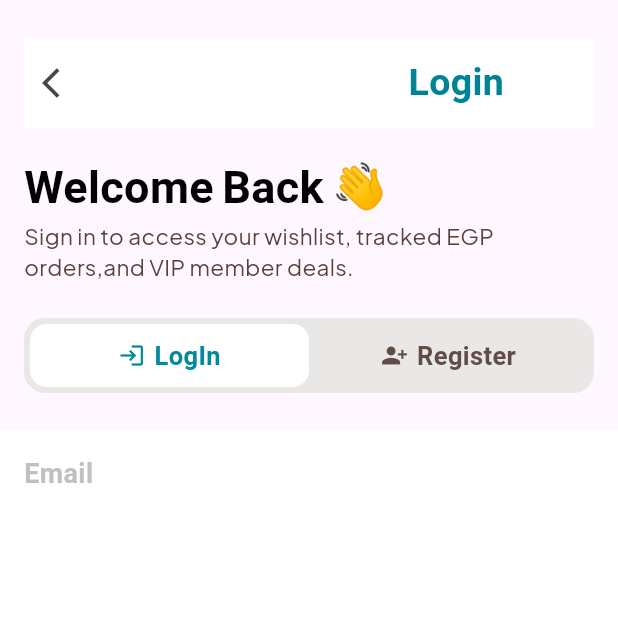
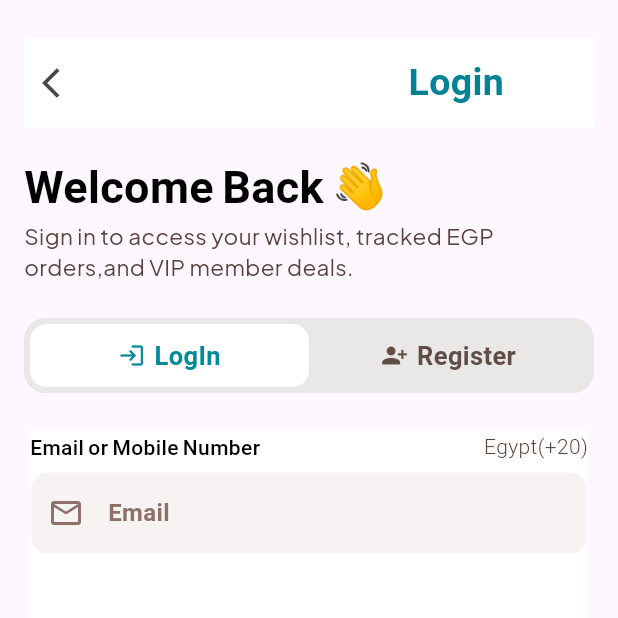
Before and after one commit to Ahmed-Mousa566/Indigo-e-commerce, a Flutter app: the screen it shows after launch, on a phone screen of 412 x 824 dp, the top half of it. Run offline on Flutter 3.47's test engine with Material 3 defaults, Android fonts, the phone set to English and light mode, and no system bars; our stand-ins replace go_router, google_fonts; Roboto replaces fonts that are missing (Montserrat).

Commit message:
create email lable

```diff
--- /dev/null
+++ b/lib/feature/Auth/presentation/views/widgets/emali_labal.dart
@@ -0,0 +1,29 @@
+import 'package:e_commerce/core/utils/widgets/custm_text.dart';
+import 'package:flutter/material.dart';
+
+class EmailLable extends StatelessWidget {
+  const EmailLable({
+    super.key,
+  });
+
+  @override
+  Widget build(BuildContext context) {
+    return Row(
+      children: [
+        CustomText(
+          text: "Email or Mobile Number",
+          color: Colors.black,
+          size: 14,
+          fontWeight: FontWeight.w500,
+        ),
+        Spacer(),
+        CustomText(
+          text: "Egypt(+20)",
+          color: Color(0xff59413A),
+          size: 14,
+          fontWeight: FontWeight.w300,
+        ),
+      ],
+    );
+  }
+}
--- a/lib/feature/Auth/presentation/views/widgets/login_form.dart
+++ b/lib/feature/Auth/presentation/views/widgets/login_form.dart
@@ -1,4 +1,6 @@
+import 'package:e_commerce/core/utils/constant.dart';
 import 'package:e_commerce/core/utils/widgets/custm_text.dart';
+import 'package:e_commerce/feature/Auth/presentation/views/widgets/emali_labal.dart';
 import 'package:flutter/material.dart';
 
 class LoginForm extends StatelessWidget {
@@ -6,25 +8,35 @@ class LoginForm extends StatelessWidget {
 
   @override
   Widget build(BuildContext context) {
-    return Container(
-      height: 360,
-      color: Colors.white,
-      child: const Column(
-        children: [
-          TextFormFailed(
-            hint: "Email",
-            obscureText: false,
-          ),
+    return Padding(
+      padding: const EdgeInsets.symmetric(horizontal: 20.0),
+      child: Container(
+        height: 360,
+        color: Colors.white,
+        child: const Column(
+          crossAxisAlignment: CrossAxisAlignment.start,
+          children: [
+            EmailLable(),
+            SizedBox(height: 6),
+            TextFormFailed(hint: "Email", obscureText: false),
 
 
-        ],
+          ],
+        ),
       ),
     );
   }
 }
 
+
+
 class TextFormFailed extends StatelessWidget {
-  const TextFormFailed({super.key, required this.hint, this.onchanged, required this.obscureText});
+  const TextFormFailed({
+    super.key,
+    required this.hint,
+    this.onchanged,
+    required this.obscureText,
+  });
   final String hint;
   final Function(String)? onchanged;
   final bool obscureText;
@@ -41,16 +53,22 @@ class TextFormFailed extends StatelessWidget {
       },
       onChanged: onchanged,
       decoration: InputDecoration(
-        hint: CustomText(
-          text: hint,
-          color: const Color.fromARGB(255, 194, 191, 191),
+        filled: true,
+        fillColor: Color(0xffF6F3F2),
+
+        prefixIcon: Icon(Icons.email_outlined, color: Color(0xff8D7168)),
+        hint: CustomText(text: hint, color: Color(0xff8D7168), size: 16),
+        border: OutlineInputBorder(
+          borderSide: BorderSide(color: Colors.white),
+          borderRadius: BorderRadius.circular(12),
         ),
-        border: OutlineInputBorder(borderSide: BorderSide(color: Colors.white)),
         enabledBorder: OutlineInputBorder(
           borderSide: BorderSide(color: Colors.white),
+          borderRadius: BorderRadius.circular(12),
         ),
         focusedBorder: OutlineInputBorder(
           borderSide: BorderSide(color: const Color.fromARGB(255, 97, 180, 33)),
+          borderRadius: BorderRadius.circular(12),
         ),
       ),
     );
```
